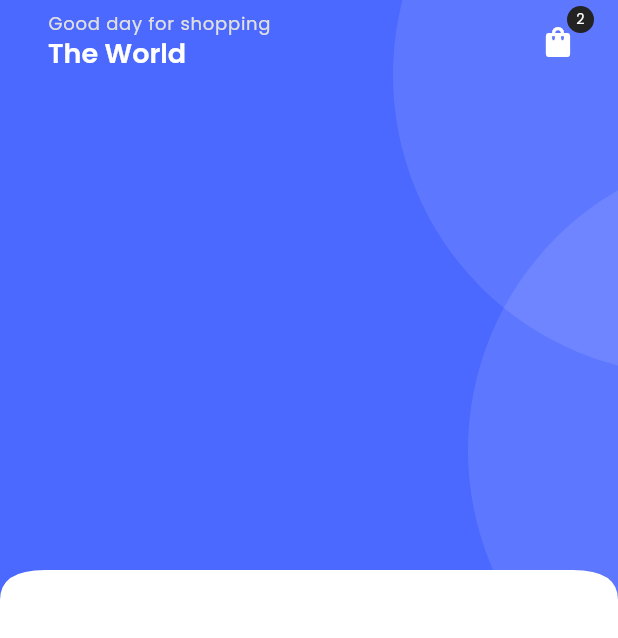
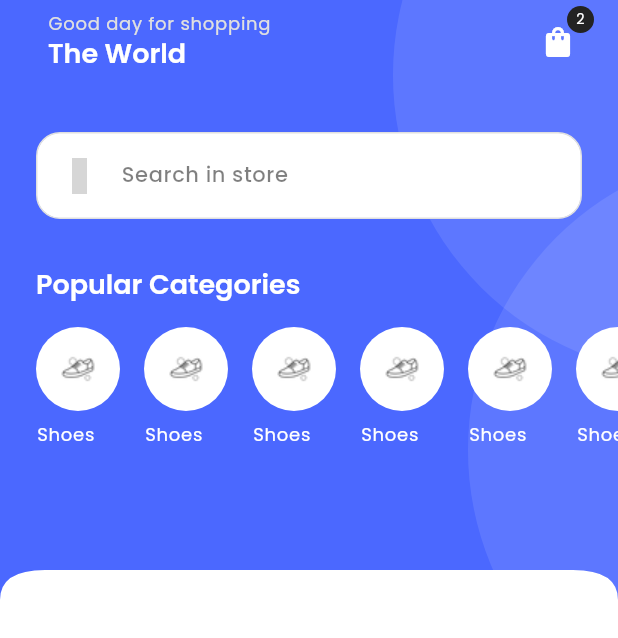
Before and after one commit to PhucLeDio/Ecommerce_Flutter, a Flutter app: the HomeScreen screen opened directly, on a phone screen of 412 x 824 dp. Shown: the top 638 px of the screen. Run offline on Flutter 3.47's test engine with Material 3 defaults, Android fonts, the phone set to English and light mode, and no system bars; our stand-ins replace get, get_storage, iconsax, logger, smooth_page_indicator; accounts and stored records are empty; grey boxes are pictures that could not be loaded.

Commit message:
feat: Search Bar and Horizontal ListView builder Categories

```diff
--- /dev/null
+++ b/lib/common/widgets/custom_shapes/containers/search_container.dart
@@ -0,0 +1,42 @@
+import 'package:flutter/material.dart';
+import 'package:iconsax/iconsax.dart';
+
+import '../../../../utils/constants/colors.dart';
+import '../../../../utils/constants/sizes.dart';
+import '../../../../utils/device/device_utility.dart';
+import '../../../../utils/helpers/helper_functions.dart';
+
+class TSearchContainer extends StatelessWidget {
+  const TSearchContainer({
+    super.key, required this.text, this.icon = Iconsax.search_normal, this.showBackground = true, this.showBorder = true,
+  });
+
+  final String text;
+  final IconData? icon;
+  final bool showBackground, showBorder;
+
+  @override
+  Widget build(BuildContext context) {
+    final dark = THelperFunctions.isDarkMode(context);
+
+    return Padding(
+      padding: const EdgeInsets.symmetric(horizontal: TSizes.defaultSpace),
+      child: Container(
+        width: TDeviceUtils.getScreenWidth(context),
+        padding: const EdgeInsets.all(TSizes.md),
+        decoration: BoxDecoration(
+            color: showBackground ? dark ? TColors.dark : TColors.white : Colors.transparent,
+            borderRadius: BorderRadius.circular(TSizes.cardRadiusLg),
+            border: showBorder ? Border.all(color: TColors.grey) : null
+        ),
+        child: Row(
+          children: [
+            Icon(icon, color: TColors.darkerGrey),
+            const SizedBox(width: TSizes.spaceBtwItems),
+            Text(text, style: Theme.of(context).textTheme.bodySmall),
+          ],
+        ),
+      ),
+    );
+  }
+}
--- /dev/null
+++ b/lib/common/widgets/image_text_widgets/vertical_image_text.dart
@@ -0,0 +1,53 @@
+import 'package:flutter/material.dart';
+import 'package:flutter_ecommerce/utils/constants/colors.dart';
+
+import '../../../utils/constants/sizes.dart';
+import '../../../utils/helpers/helper_functions.dart';
+
+class TVerticalImageText extends StatelessWidget {
+  const TVerticalImageText({
+    super.key,
+    required this.image,
+    required this.title,
+    this.textColor = TColors.white,
+    this.backgroundColor = TColors.white,
+    this.onTap,
+  });
+
+  final String image, title;
+  final Color textColor;
+  final Color? backgroundColor;
+  final void Function()? onTap;
+
+  @override
+  Widget build(BuildContext context) {
+    final dark = THelperFunctions.isDarkMode(context);
+
+    return GestureDetector(
+      onTap: onTap,
+      child: Padding(
+        padding: const EdgeInsets.only(right: TSizes.spaceBtwItems),
+        child: Column(
+          children: [
+            /// Circular icon
+            Container(
+              width: 56,
+              height: 56,
+              padding: const EdgeInsets.all(TSizes.sm),
+              decoration: BoxDecoration(
+                color: backgroundColor ?? (dark ? TColors.black : TColors.white),
+                borderRadius: BorderRadius.circular(100),
+              ),
+              child: Center(
+                child: Image(image: AssetImage(image), fit: BoxFit.cover, color: dark ? TColors.light : TColors.dark),
+              ),
+            ),
+            /// Text
+            const SizedBox(height: TSizes.spaceBtwItems / 2),
+            SizedBox(width: 55, child: Text(title, style: Theme.of(context).textTheme.labelMedium!.apply(color: textColor), maxLines: 1, overflow: TextOverflow.ellipsis,))
+          ],
+        ),
+      ),
+    );
+  }
+}
--- /dev/null
+++ b/lib/common/widgets/texts/section_heading.dart
@@ -0,0 +1,27 @@
+import 'package:flutter/material.dart';
+
+class TSectionHeading extends StatelessWidget {
+  const TSectionHeading({
+    super.key,
+    this.onPressed,
+    this.textColor,
+    this.buttonTitle = 'View all',
+    required this.title,
+    this.showActionButton = true,
+  });
+
+  final Color? textColor;
+  final bool showActionButton;
+  final String title, buttonTitle;
+  final void Function()? onPressed;
+
+  @override
+  Widget build(BuildContext context) {
+    return Row(
+      children: [
+        Text(title, style: Theme.of(context).textTheme.headlineSmall!.apply(color: textColor), maxLines: 1, overflow: TextOverflow.ellipsis),
+        if(showActionButton) TextButton(onPressed: onPressed, child: Text(buttonTitle))
+      ],
+    );
+  }
+}
--- a/lib/features/shop/screens/home/home.dart
+++ b/lib/features/shop/screens/home/home.dart
@@ -5,13 +5,22 @@ import 'package:flutter_ecommerce/app.dart';
 import 'package:flutter_ecommerce/common/widgets/appbar/appbar.dart';
 import 'package:flutter_ecommerce/common/widgets/custom_shapes/curved_edges/curved_edges.dart';
 import 'package:flutter_ecommerce/features/shop/screens/home/widgets/home_appbar.dart';
+import 'package:flutter_ecommerce/features/shop/screens/home/widgets/home_categories.dart';
 import 'package:flutter_ecommerce/utils/constants/colors.dart';
+import 'package:flutter_ecommerce/utils/constants/image_strings.dart';
+import 'package:flutter_ecommerce/utils/constants/sizes.dart';
 import 'package:flutter_ecommerce/utils/constants/text_strings.dart';
+import 'package:flutter_ecommerce/utils/device/device_utility.dart';
+import 'package:flutter_ecommerce/utils/helpers/helper_functions.dart';
+import 'package:iconsax/iconsax.dart';
 
 import '../../../../common/widgets/custom_shapes/containers/circular_container.dart';
 import '../../../../common/widgets/custom_shapes/containers/primary_header_container.dart';
+import '../../../../common/widgets/custom_shapes/containers/search_container.dart';
 import '../../../../common/widgets/custom_shapes/curved_edges/curved_edges_widget.dart';
+import '../../../../common/widgets/image_text_widgets/vertical_image_text.dart';
 import '../../../../common/widgets/products/cart/cart_menu_icon.dart';
+import '../../../../common/widgets/texts/section_heading.dart';
 
 class HomeScreen extends StatelessWidget {
   const HomeScreen({super.key});
@@ -27,9 +36,25 @@ class HomeScreen extends StatelessWidget {
                 children: [
                   /// Appbar
                   THomeAppBar(),
+                  SizedBox(height: TSizes.spaceBtwSections),
 
                   /// Searchbar
+                  TSearchContainer(text: 'Search in store'),
+                  SizedBox(height: TSizes.spaceBtwSections),
+
                   /// Categories
+                  Padding(padding: EdgeInsets.only(left: TSizes.defaultSpace),
+                    child: Column(
+                      children: [
+                        /// -- Heading
+                        TSectionHeading(title: 'Popular Categories', showActionButton: false, textColor: TColors.white,),
+                        SizedBox(height: TSizes.spaceBtwItems),
+
+                        /// -- Categories
+                        THomeCategories(),
+                      ],
+                    ),
+                  ),
                 ],
               ),
             ),
--- /dev/null
+++ b/lib/features/shop/screens/home/widgets/home_categories.dart
@@ -0,0 +1,25 @@
+import 'package:flutter/material.dart';
+
+import '../../../../../common/widgets/image_text_widgets/vertical_image_text.dart';
+import '../../../../../utils/constants/image_strings.dart';
+
+class THomeCategories extends StatelessWidget {
+  const THomeCategories({
+    super.key,
+  });
+
+  @override
+  Widget build(BuildContext context) {
+    return SizedBox(
+      height: 80,
+      child: ListView.builder(
+        shrinkWrap: true,
+        itemCount: 6,
+        scrollDirection: Axis.horizontal,
+        itemBuilder: (_, index) {
+          return TVerticalImageText(image: TImages.shoeIcon, title: 'Shoes', onTap: (){},);
+        },
+      ),
+    );
+  }
+}
--- a/lib/utils/constants/image_strings.dart
+++ b/lib/utils/constants/image_strings.dart
@@ -20,4 +20,15 @@ class TImages {
   static const String deliveredInPlaneIllustration = "";
   static const String deliveredEmailIllustration = "assets/images/animations/Email_send.gif";
   static const String verifyIllustration = "";
+
+  // -- Category icon
+  static const String sportIcon = "assets/icons/categories/sport.png";
+  static const String clothIcon = "assets/icons/categories/clothes.png";
+  static const String shoeIcon = "assets/icons/categories/shoe.png";
+  static const String cosmeticsIcon = "assets/icons/categories/cosmetics.png";
+  static const String animalIcon = "assets/icons/categories/animal.png";
+  static const String toyIcon = "assets/icons/categories/toy-robot.png";
+  static const String furnitureIcon = "assets/icons/categories/furniture.png";
+  static const String jeweleryIcon = "assets/icons/categories/jewelry-set.png";
+  static const String electronicsIcon = "assets/icons/categories/monitor.png";
 }
--- a/pubspec.yaml
+++ b/pubspec.yaml
@@ -46,6 +46,7 @@ flutter:
     - assets/icons/brands/
     - assets/images/on_boarding_images/
     - assets/images/animations/
+    - assets/icons/categories/
 
   #----------Local font------------#
   fonts:
```
Also changed, not shown: assets/icons/categories/animal.png (added), assets/icons/categories/clothes.png (added), assets/icons/categories/cosmetics.png (added), assets/icons/categories/furniture.png (added), assets/icons/categories/jewelry-set.png (added), assets/icons/categories/monitor.png (added), assets/icons/categories/shoe.png (added), assets/icons/categories/sport.png (added), assets/icons/categories/toy-robot.png (added).
